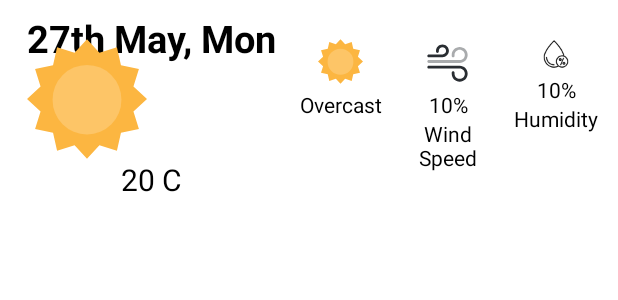
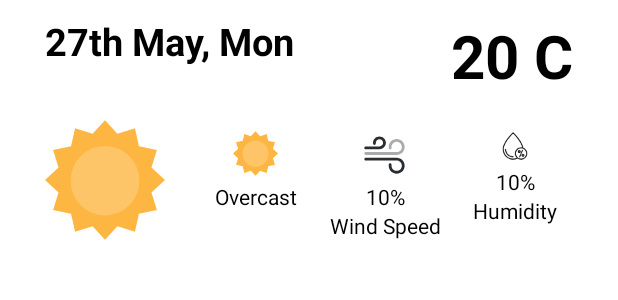
Before and after one commit to ZubkoKarina/Kotlin_Weather_Forecast_App, an Android app: the layout fourdaylistitem.xml on its own in the app's theme, with its tools: preview values and no code run, on a phone screen of 412 x 824 dp. Shown: the top 300 px of the screen. Run offline under Robolectric (Android 15) with nearby library versions, the phone set to English and light mode, and no system bars.

Commit message:
Changed card layouts for the recycler

```diff
--- a/app/src/main/res/layout/fourdayforecast.xml
+++ b/app/src/main/res/layout/fourdayforecast.xml
@@ -1,19 +1,26 @@
 <?xml version="1.0" encoding="utf-8"?>
-<androidx.cardview.widget.CardView
+<androidx.constraintlayout.widget.ConstraintLayout
     xmlns:android="http://schemas.android.com/apk/res/android"
     android:layout_width="match_parent"
     xmlns:app="http://schemas.android.com/apk/res-auto"
-    android:backgroundTint="@color/medium_gray"
+    android:background="@color/medium_gray"
     android:layout_height="match_parent">
+
     <LinearLayout
         android:layout_width="match_parent"
         android:layout_height="match_parent"
-        android:orientation="vertical">
+        android:layout_marginTop="50dp"
+        android:orientation="vertical"
+        app:layout_constraintBottom_toBottomOf="parent"
+        app:layout_constraintEnd_toEndOf="parent"
+        app:layout_constraintStart_toStartOf="parent"
+        app:layout_constraintTop_toTopOf="parent">
+
         <androidx.recyclerview.widget.RecyclerView
+            android:id="@+id/rvForeCast"
             android:layout_width="match_parent"
             android:layout_height="match_parent"
-            app:layoutManager="androidx.recyclerview.widget.LinearLayoutManager"
             android:orientation="vertical"
-            android:id="@+id/rvForeCast"/>
+            app:layoutManager="androidx.recyclerview.widget.LinearLayoutManager" />
     </LinearLayout>
-</androidx.cardview.widget.CardView>
+</androidx.constraintlayout.widget.ConstraintLayout>
--- a/app/src/main/res/layout/fourdaylistitem.xml
+++ b/app/src/main/res/layout/fourdaylistitem.xml
@@ -2,49 +2,47 @@
 <androidx.constraintlayout.widget.ConstraintLayout
     xmlns:android="http://schemas.android.com/apk/res/android"
     xmlns:app="http://schemas.android.com/apk/res-auto"
+    xmlns:tools="http://schemas.android.com/tools"
     android:layout_width="match_parent"
-    android:layout_height="wrap_content">
+    android:layout_height="180dp">
 
     <TextView
         android:id="@+id/myWhiteWindow"
         android:layout_width="match_parent"
         android:layout_height="match_parent"
+        android:layout_marginStart="20dp"
+        android:layout_marginTop="5dp"
+        android:layout_marginEnd="20dp"
+        android:layout_marginBottom="5dp"
         android:background="@drawable/white_background"
-        android:paddingStart="10dp"
-        android:paddingBottom="10dp"
         app:layout_constraintBottom_toBottomOf="parent"
         app:layout_constraintEnd_toEndOf="parent"
-        app:layout_constraintHorizontal_bias="1.0"
         app:layout_constraintStart_toStartOf="parent"
-        app:layout_constraintTop_toTopOf="parent"
-        app:layout_constraintVertical_bias="0.0" />
+        app:layout_constraintTop_toTopOf="parent" />
 
-    <RelativeLayout
-        android:layout_width="match_parent"
-        android:layout_height="match_parent"
-        android:layout_margin="10dp">
-
-        <RelativeLayout
-            android:id="@+id/rel"
-            android:layout_width="wrap_content"
-            android:layout_height="wrap_content"
-            android:layout_margin="8dp">
 
     <TextView
         android:id="@+id/dayDateText"
         android:layout_width="wrap_content"
         android:layout_height="wrap_content"
+        android:layout_marginStart="30dp"
+        android:layout_marginTop="10dp"
         android:text="27th May, Mon"
         android:textColor="@android:color/black"
         android:textSize="25sp"
-                android:textStyle="bold" />
+        android:textStyle="bold"
+        app:layout_constraintStart_toStartOf="parent"
+        app:layout_constraintTop_toTopOf="parent" />
 
     <ImageView
         android:id="@+id/imageGraphic"
         android:layout_width="80dp"
         android:layout_height="80dp"
-                android:layout_marginTop="18dp"
-                android:src="@drawable/ic_sun" />
+        android:layout_marginStart="10dp"
+        android:layout_marginBottom="20dp"
+        android:src="@drawable/ic_sun"
+        app:layout_constraintBottom_toBottomOf="parent"
+        app:layout_constraintStart_toStartOf="@+id/myWhiteWindow" />
 
     <TextView
         android:id="@+id/tempDisplayForeCast"
@@ -52,18 +50,25 @@
         android:layout_height="wrap_content"
         android:layout_below="@id/imageGraphic"
         android:layout_centerHorizontal="true"
+        android:layout_marginTop="10dp"
+        android:layout_marginEnd="30dp"
         android:text="20 C"
         android:textColor="@android:color/black"
-                android:textSize="20sp" />
-        </RelativeLayout>
+        android:textSize="40sp"
+        android:textStyle="bold"
+        app:layout_constraintEnd_toEndOf="parent"
+        app:layout_constraintTop_toTopOf="parent" />
+
 
     <LinearLayout
-            android:layout_width="match_parent"
+        android:layout_width="250dp"
         android:layout_height="wrap_content"
         android:layout_centerVertical="true"
-            android:layout_marginStart="4dp"
-            android:layout_toEndOf="@id/rel"
-            android:orientation="horizontal">
+        android:layout_marginEnd="30dp"
+        android:layout_marginBottom="20dp"
+        android:orientation="horizontal"
+        app:layout_constraintBottom_toBottomOf="parent"
+        app:layout_constraintEnd_toEndOf="parent">
 
         <LinearLayout
             android:layout_width="0dp"
@@ -159,5 +164,4 @@
                 android:textColor="@android:color/black" />
         </LinearLayout>
     </LinearLayout>
-    </RelativeLayout>
 </androidx.constraintlayout.widget.ConstraintLayout>
```
Lines whose indentation alone changed are shown as unchanged.
